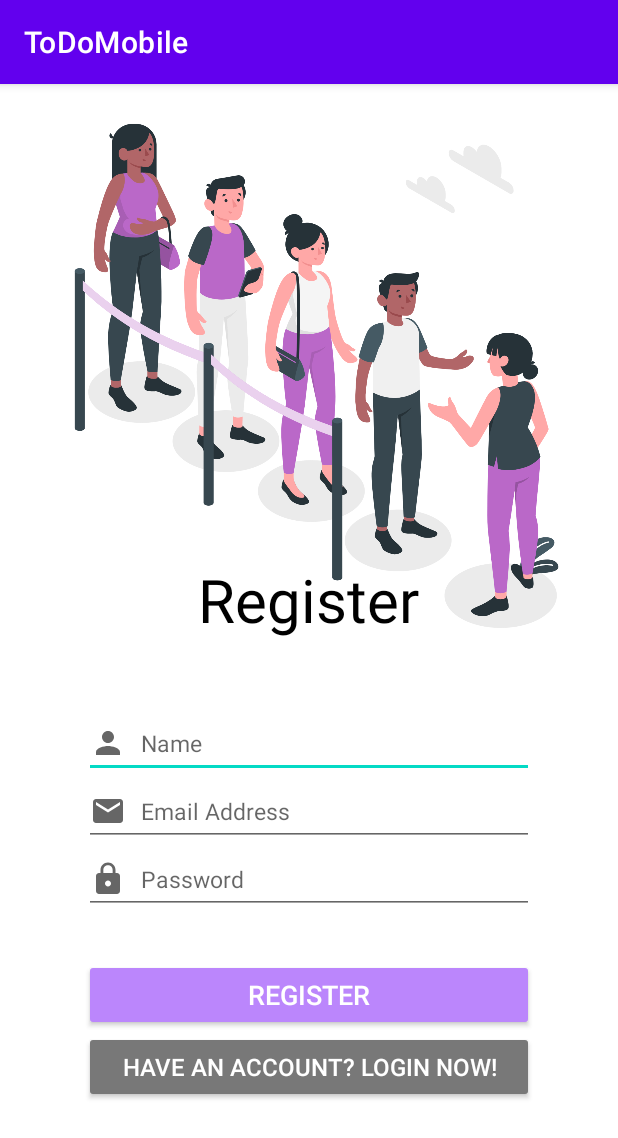
After one commit to EdbertJunus/ToDo---Mobile, an Android app: the RegisterActivity screen opened directly, with no data from a screen before it, on a phone screen of 412 x 824 dp. The commit adds this screen. Shown: the top 1138 px of the screen. Run offline under Robolectric (Android 15) with nearby library versions, the phone set to English and light mode, and no system bars.

Commit message:
Add login and register

```diff
--- /dev/null
+++ b/app/src/main/java/com/example/todomobile/RegisterActivity.java
@@ -0,0 +1,132 @@
+package com.example.todomobile;
+
+import androidx.appcompat.app.AppCompatActivity;
+
+import android.content.Intent;
+import android.os.Bundle;
+import android.util.Log;
+import android.widget.Button;
+import android.widget.EditText;
+import android.widget.ImageButton;
+
+import java.util.regex.Matcher;
+import java.util.regex.Pattern;
+
+public class RegisterActivity extends AppCompatActivity {
+
+    Button register_btn_log, register_btn_regis;
+    EditText register_et_name, register_et_email, register_et_pwd;
+
+    @Override
+    protected void onCreate(Bundle savedInstanceState) {
+        super.onCreate(savedInstanceState);
+        setContentView(R.layout.activity_register);
+
+        init();
+    }
+
+    public void init(){
+        register_et_name = findViewById(R.id.register_et_name);
+        register_et_email = findViewById(R.id.register_et_email);
+        register_et_pwd = findViewById(R.id.register_et_password);
+        register_btn_regis = findViewById(R.id.register_btn_regis);
+        register_btn_log = findViewById(R.id.register_btn_log);
+
+        // Register Validation
+        register_btn_regis.setOnClickListener(view -> {
+            String user_name = register_et_name.getText().toString();
+            String user_email = register_et_email.getText().toString();
+            String user_pwd = register_et_pwd.getText().toString();
+
+            Integer count_confirmed = 0;
+            // Name
+            if(user_name.isEmpty()){
+                register_et_name.setError("Name Cannot be Empty!");
+                return;
+            }
+            else if(user_name.length() < 5){
+                register_et_name.setError("Name Must be At Least 5 Characters!");
+                return;
+            }
+            else{
+                count_confirmed++;
+            }
+
+            Integer count = 0;
+            // Count @
+            for (char ch : user_email.toCharArray()) {
+                if(ch == '@') count++;
+            }
+
+            // Check if email exists
+//            boolean isUserExist = false;
+//            for (UsersDatabase user : userList) {
+//                if(get_user_email.equals(user.getUser_email())){
+//                    isUserExist = true;
+//                }
+//            }
+
+            // Email
+            if(user_email.isEmpty()){
+                register_et_email.setError("Email Cannot be Empty!");
+                return;
+            }
+            else if(!user_email.endsWith(".com")){
+                register_et_email.setError("Email Must Ends With . com!");
+                return;
+            }
+            else if(user_email.startsWith("@")){
+                register_et_email.setError("Email Cannot Start With @!");
+                return;
+            }
+            else if(count != 1){
+                register_et_email.setError("Email Can Only Contain One @!");
+                return;
+            }
+//            Check arraylist
+//            else if(isUserExist){
+//                user_email.setError("Email Already Registered");
+//                return;
+//            }
+            else{
+                count_confirmed++;
+            }
+
+            // Password
+            if(user_pwd.length() < 8){
+                register_et_pwd.setText("");
+                register_et_pwd.setError("Password Must Be At Least 8 Characters!");
+                return;
+            }
+            else if(!isAlphanum(user_pwd)){
+                register_et_pwd.setText("");
+                register_et_pwd.setError("Password Must Contain Both Alphabet and Numeric! (Minimum 1 Big Letter, 1 Small Letter, 1 Number)");
+                return;
+            }
+            else{
+                count_confirmed++;
+            }
+
+            // Insert to db
+            if(count_confirmed == 3){
+
+            }
+
+        });
+
+        register_btn_log.setOnClickListener(view -> {
+            Intent intent = new Intent(RegisterActivity.this, LoginActivity.class);
+            startActivity(intent);
+        });
+
+    }
+
+    // Check Pass Alphanumeric
+    public Boolean isAlphanum(String password){
+        final String regexp = "^(?=.*?[A-Z])(?=.*?[a-z])(?=.*?[0-9]).+$";
+        Pattern pass_pattern = Pattern.compile(regexp);
+
+        Matcher isPassMatch = pass_pattern.matcher(password);
+        return isPassMatch.matches();
+    }
+}
--- /dev/null
+++ b/app/src/main/res/drawable/custom_img_email.xml
@@ -0,0 +1,10 @@
+<vector xmlns:android="http://schemas.android.com/apk/res/android"
+    android:width="24dp"
+    android:height="24dp"
+    android:viewportWidth="24"
+    android:viewportHeight="24"
+    android:tint="?attr/colorControlNormal">
+  <path
+      android:fillColor="@android:color/white"
+      android:pathData="M20,4L4,4c-1.1,0 -1.99,0.9 -1.99,2L2,18c0,1.1 0.9,2 2,2h16c1.1,0 2,-0.9 2,-2L22,6c0,-1.1 -0.9,-2 -2,-2zM20,8l-8,5 -8,-5L4,6l8,5 8,-5v2z"/>
+</vector>
--- /dev/null
+++ b/app/src/main/res/drawable/custom_img_name.xml
@@ -0,0 +1,10 @@
+<vector xmlns:android="http://schemas.android.com/apk/res/android"
+    android:width="24dp"
+    android:height="24dp"
+    android:viewportWidth="24"
+    android:viewportHeight="24"
+    android:tint="?attr/colorControlNormal">
+  <path
+      android:fillColor="@android:color/white"
+      android:pathData="M12,12c2.21,0 4,-1.79 4,-4s-1.79,-4 -4,-4 -4,1.79 -4,4 1.79,4 4,4zM12,14c-2.67,0 -8,1.34 -8,4v2h16v-2c0,-2.66 -5.33,-4 -8,-4z"/>
+</vector>
--- /dev/null
+++ b/app/src/main/res/drawable/custom_img_password.xml
@@ -0,0 +1,10 @@
+<vector xmlns:android="http://schemas.android.com/apk/res/android"
+    android:width="24dp"
+    android:height="24dp"
+    android:viewportWidth="24"
+    android:viewportHeight="24"
+    android:tint="?attr/colorControlNormal">
+  <path
+      android:fillColor="@android:color/white"
+      android:pathData="M18,8h-1L17,6c0,-2.76 -2.24,-5 -5,-5S7,3.24 7,6v2L6,8c-1.1,0 -2,0.9 -2,2v10c0,1.1 0.9,2 2,2h12c1.1,0 2,-0.9 2,-2L20,10c0,-1.1 -0.9,-2 -2,-2zM12,17c-1.1,0 -2,-0.9 -2,-2s0.9,-2 2,-2 2,0.9 2,2 -0.9,2 -2,2zM15.1,8L8.9,8L8.9,6c0,-1.71 1.39,-3.1 3.1,-3.1 1.71,0 3.1,1.39 3.1,3.1v2z"/>
+</vector>
--- /dev/null
+++ b/app/src/main/res/layout/activity_register.xml
@@ -0,0 +1,107 @@
+<?xml version="1.0" encoding="utf-8"?>
+<LinearLayout xmlns:android="http://schemas.android.com/apk/res/android"
+    xmlns:app="http://schemas.android.com/apk/res-auto"
+    xmlns:tools="http://schemas.android.com/tools"
+    android:layout_width="match_parent"
+    android:layout_height="match_parent"
+    android:gravity="center"
+    android:orientation="vertical"
+    tools:context=".RegisterActivity">
+
+    <RelativeLayout
+        android:layout_width="match_parent"
+        android:layout_height="match_parent"
+        android:layout_weight="1"
+        >
+        <ImageView
+            android:id="@+id/register_iv_logo"
+            android:layout_width="wrap_content"
+            android:layout_height="wrap_content"
+            android:src="@drawable/register_image"
+            />
+        <TextView
+            android:id="@+id/register_tv_title"
+            android:layout_width="wrap_content"
+            android:layout_height="wrap_content"
+            android:text="@string/register"
+            android:layout_marginBottom="20px"
+            android:layout_alignParentBottom="true"
+            android:layout_centerHorizontal="true"
+            android:textSize="40sp"
+            android:textColor="@color/black"
+            />
+    </RelativeLayout>
+
+    <LinearLayout
+        android:layout_width="match_parent"
+        android:layout_height="match_parent"
+        android:layout_weight="1"
+        android:gravity="center"
+        android:orientation="vertical"
+        >
+
+        <EditText
+            android:id="@+id/register_et_name"
+            android:layout_width="300dp"
+            android:layout_height="45dp"
+            android:ems="10"
+            android:hint="@string/name"
+            android:inputType="textPersonName"
+            android:drawableStart="@drawable/custom_img_name"
+            android:drawablePadding="10dp"
+            android:textSize="15sp"
+            android:layout_marginTop="-50dp"
+            />
+
+        <EditText
+            android:id="@+id/register_et_email"
+            android:layout_width="300dp"
+            android:layout_height="45dp"
+            android:ems="10"
+            android:hint="@string/email"
+            android:inputType="textEmailAddress"
+            android:drawableStart="@drawable/custom_img_email"
+            android:drawablePadding="10dp"
+            android:textSize="15sp"
+            />
+
+        <EditText
+            android:id="@+id/register_et_password"
+            android:layout_width="300dp"
+            android:layout_height="45dp"
+            android:ems="10"
+            android:hint="@string/password"
+            android:inputType="textPassword"
+            android:drawableStart="@drawable/custom_img_password"
+            android:drawablePadding="10dp"
+            android:textSize="15sp"
+            />
+
+        <androidx.appcompat.widget.AppCompatButton
+            android:id="@+id/register_btn_regis"
+            android:layout_width="wrap_content"
+            android:layout_height="wrap_content"
+            android:width="300dp"
+            android:height="40dp"
+            android:layout_marginTop="30dp"
+            android:backgroundTint="@color/purple_200"
+            android:text="@string/register"
+            android:textSize="18sp"
+            android:textColor="@color/white"
+            />
+
+        <androidx.appcompat.widget.AppCompatButton
+            android:id="@+id/register_btn_log"
+            android:layout_width="wrap_content"
+            android:layout_height="wrap_content"
+            android:width="300dp"
+            android:height="40dp"
+            android:backgroundTint="@color/gray"
+            android:text="@string/have_acc"
+            android:textSize="16sp"
+            android:textColor="@color/white"
+            />
+
+    </LinearLayout>
+
+</LinearLayout>
--- a/app/src/main/res/values/colors.xml
+++ b/app/src/main/res/values/colors.xml
@@ -7,4 +7,5 @@
     <color name="teal_700">#FF018786</color>
     <color name="black">#FF000000</color>
     <color name="white">#FFFFFFFF</color>
+    <color name="gray">#787878</color>
 </resources>
--- a/app/src/main/res/values/strings.xml
+++ b/app/src/main/res/values/strings.xml
@@ -1,3 +1,15 @@
 <resources>
     <string name="app_name">ToDoMobile</string>
+    <string name="todo_app">
+        To Do is your daily
+        to-do-list application!
+    </string>
+    <string name="register">Register</string>
+    <string name="login">Login</string>
+    <string name="email">Email Address</string>
+    <string name="password">Password</string>
+    <string name="name">Name</string>
+    <string name="have_acc">Have an account? Login now!</string>
+    <string name="not_registered">Need account? Register now!</string>
+    <string name="welcome_text">Welcome To Do!</string>
 </resources>
```
Also changed, not shown: app/src/main/AndroidManifest.xml (+8 -1 lines), app/src/main/java/com/example/todomobile/LoginActivity.java (added, +46 -0 lines), app/src/main/java/com/example/todomobile/MainActivity.java (+13 -0 lines), app/src/main/res/layout/activity_login.xml (added, +98 -0 lines), app/src/main/res/layout/activity_main.xml (+56 -8 lines), app/src/main/res/drawable/home_button.png (added), app/src/main/res/drawable/homepage_image.png (added), app/src/main/res/drawable/login_image.png (added), app/src/main/res/drawable/register_image.png (added).
